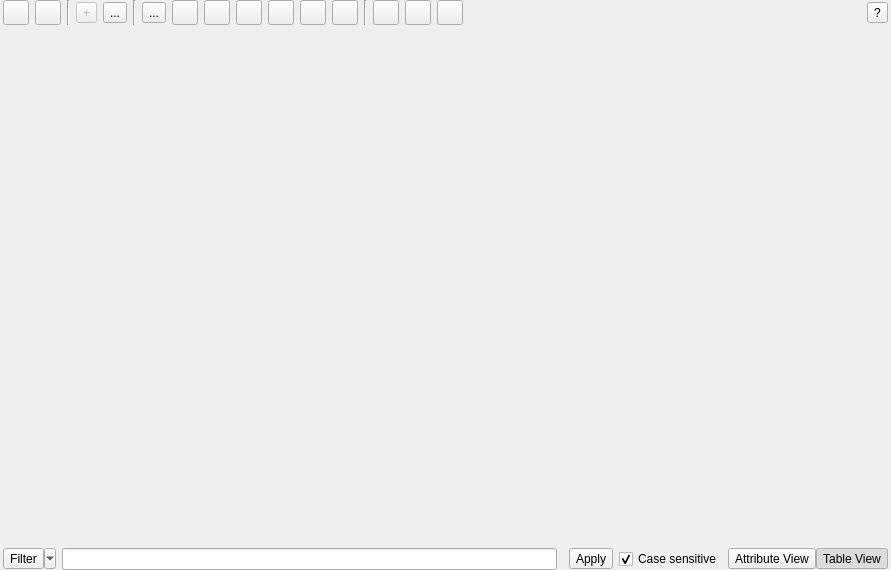
The window that src/ui/qgsattributetabledialog.ui (qgis/QGIS) describes before a commit, drawn with Qt 5.
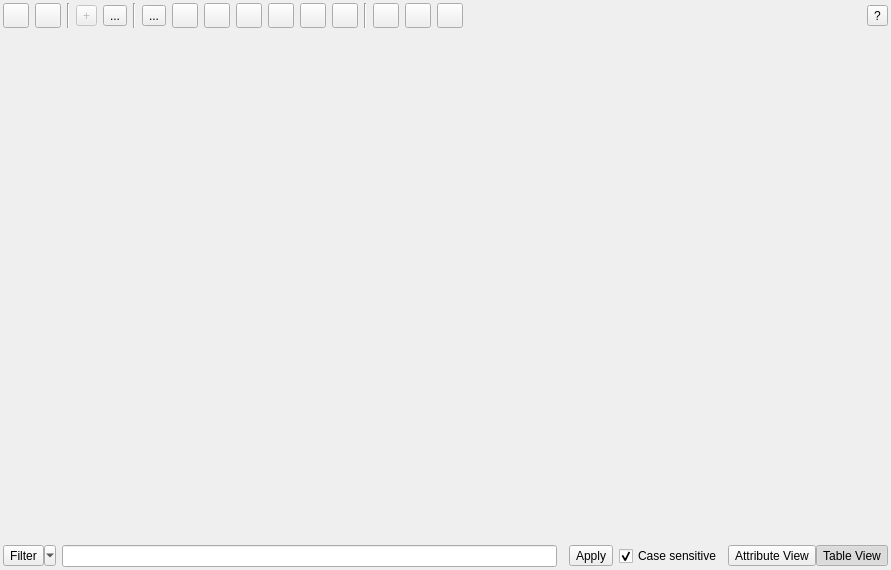
The same window after the commit. Icons and pictures are not drawn. Custom widgets are drawn as their Qt base class.

Commit message: Tweak margins on attribute table

Patch:
```diff
--- a/src/ui/qgsattributetabledialog.ui
+++ b/src/ui/qgsattributetabledialog.ui
@@ -22,9 +22,15 @@
      <property name="leftMargin">
       <number>3</number>
      </property>
+     <property name="topMargin">
+      <number>3</number>
+     </property>
      <property name="rightMargin">
       <number>3</number>
      </property>
+     <property name="bottomMargin">
+      <number>0</number>
+     </property>
      <item>
       <widget class="QToolButton" name="mToggleEditingButton">
        <property name="toolTip">
@@ -425,9 +431,15 @@
      <property name="leftMargin">
       <number>3</number>
      </property>
+     <property name="topMargin">
+      <number>0</number>
+     </property>
      <property name="rightMargin">
       <number>3</number>
      </property>
+     <property name="bottomMargin">
+      <number>3</number>
+     </property>
      <item>
       <widget class="QToolButton" name="mFilterButton">
        <property name="toolTip">
```
